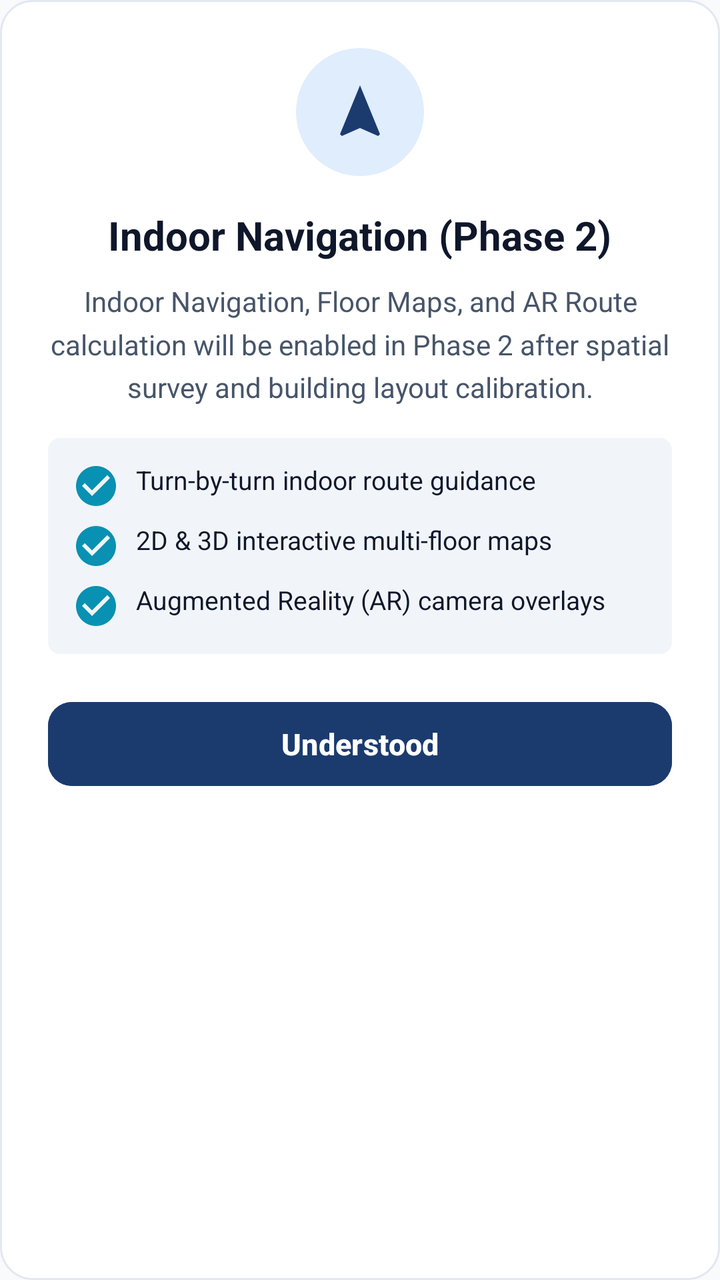
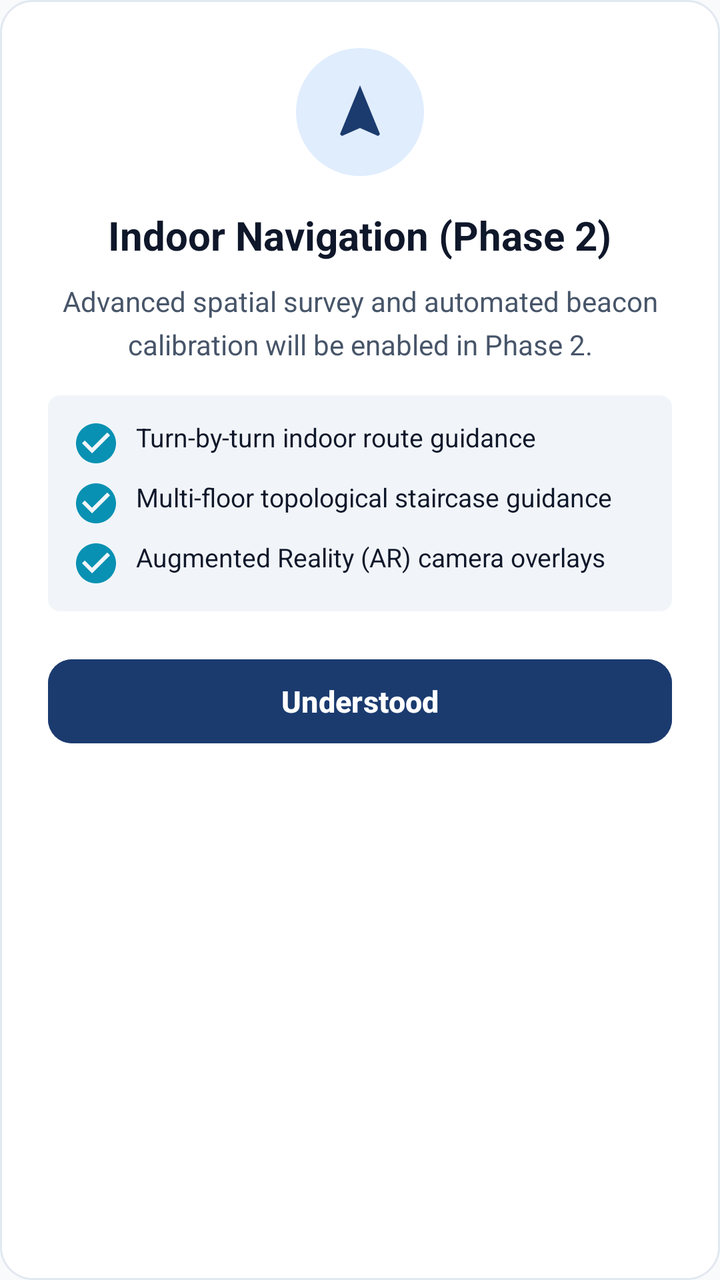

Screens rendered from an Android XML layout before and after an edit, with the pre-edit source and the edit as a unified diff.
<!-- AndroidManifest.xml: application theme Theme.ANVAY -->
<!-- res/layout/dialog_feature_placeholder.xml -->
<?xml version="1.0" encoding="utf-8"?>
<LinearLayout xmlns:android="http://schemas.android.com/apk/res/android"
    xmlns:app="http://schemas.android.com/apk/res-auto"
    android:layout_width="match_parent"
    android:layout_height="wrap_content"
    android:background="@drawable/bg_card_rounded"
    android:gravity="center_horizontal"
    android:orientation="vertical"
    android:padding="24dp">

    <ImageView
        android:id="@+id/ivPlaceholderIcon"
        android:layout_width="64dp"
        android:layout_height="64dp"
        android:background="@drawable/bg_circle_icon"
        android:backgroundTint="@color/primary_container"
        android:padding="16dp"
        android:src="@drawable/ic_navigation"
        app:tint="@color/primary" />

    <TextView
        android:id="@+id/tvPlaceholderTitle"
        android:layout_width="wrap_content"
        android:layout_height="wrap_content"
        android:layout_marginTop="16dp"
        android:text="Indoor Navigation (Phase 2)"
        android:textAlignment="center"
        android:textColor="@color/text_primary"
        android:textSize="20sp"
        android:textStyle="bold" />

    <TextView
        android:id="@+id/tvPlaceholderMessage"
        android:layout_width="match_parent"
        android:layout_height="wrap_content"
        android:layout_marginTop="10dp"
        android:lineSpacingMultiplier="1.3"
        android:text="@string/phase2_navigation_notice"
        android:textAlignment="center"
        android:textColor="@color/text_secondary"
        android:textSize="14sp" />

    
    <LinearLayout
        android:layout_width="match_parent"
        android:layout_height="wrap_content"
        android:layout_marginTop="16dp"
        android:background="@drawable/bg_badge_rounded"
        android:backgroundTint="@color/surface_variant"
        android:orientation="vertical"
        android:padding="12dp">

        <TextView
            android:layout_width="match_parent"
            android:layout_height="wrap_content"
            android:drawableStart="@drawable/ic_check_circle"
            android:drawablePadding="8dp"
            android:drawableTint="@color/secondary"
            android:text="Turn-by-turn indoor route guidance"
            android:textColor="@color/text_primary"
            android:textSize="13sp" />

        <TextView
            android:layout_width="match_parent"
            android:layout_height="wrap_content"
            android:layout_marginTop="6dp"
            android:drawableStart="@drawable/ic_check_circle"
            android:drawablePadding="8dp"
            android:drawableTint="@color/secondary"
            android:text="2D &amp; 3D interactive multi-floor maps"
            android:textColor="@color/text_primary"
            android:textSize="13sp" />

        <TextView
            android:layout_width="match_parent"
            android:layout_height="wrap_content"
            android:layout_marginTop="6dp"
            android:drawableStart="@drawable/ic_check_circle"
            android:drawablePadding="8dp"
            android:drawableTint="@color/secondary"
            android:text="Augmented Reality (AR) camera overlays"
            android:textColor="@color/text_primary"
            android:textSize="13sp" />

    </LinearLayout>

    <com.google.android.material.button.MaterialButton
        android:id="@+id/btnPlaceholderDismiss"
        android:layout_width="match_parent"
        android:layout_height="50dp"
        android:layout_marginTop="20dp"
        android:backgroundTint="@color/primary"
        android:text="@string/understood"
        android:textAllCaps="false"
        android:textColor="@color/on_primary"
        android:textSize="15sp"
        android:textStyle="bold"
        app:cornerRadius="12dp" />

</LinearLayout>
<!-- resources referenced by this layout -->
<resources>
  <color name="on_primary">#FFFFFF</color>
  <color name="primary">#1B3B6F</color>
  <color name="primary_container">#E0EDFD</color>
  <color name="secondary">#0891B2</color>
  <color name="surface_variant">#F1F5F9</color>
  <color name="text_primary">#0F172A</color>
  <color name="text_secondary">#475569</color>
  <!-- drawable bg_badge_rounded (drawable) -->
  <?xml version="1.0" encoding="utf-8"?>
  <shape xmlns:android="http://schemas.android.com/apk/res/android"
      android:shape="rectangle">
      <corners android:radius="6dp" />
      <solid android:color="@color/primary_container" />
  </shape>
  <!-- drawable bg_card_rounded (drawable) -->
  <?xml version="1.0" encoding="utf-8"?>
  <shape xmlns:android="http://schemas.android.com/apk/res/android"
      android:shape="rectangle">
      <solid android:color="@color/surface" />
      <corners android:radius="16dp" />
      <stroke
          android:width="1dp"
          android:color="@color/divider" />
  </shape>
  <!-- drawable bg_circle_icon (drawable) -->
  <?xml version="1.0" encoding="utf-8"?>
  <shape xmlns:android="http://schemas.android.com/apk/res/android"
      android:shape="oval">
      <solid android:color="@color/primary_container" />
  </shape>
  <!-- drawable ic_check_circle (drawable) -->
  <vector xmlns:android="http://schemas.android.com/apk/res/android"
      android:width="24dp"
      android:height="24dp"
      android:viewportWidth="24"
      android:viewportHeight="24">
    <path
        android:fillColor="@color/success_green"
        android:pathData="M12,2C6.48,2 2,6.48 2,12s4.48,10 10,10 10,-4.48 10,-10S17.52,2 12,2zm-2,15l-5,-5 1.41,-1.41L10,14.17l7.59,-7.59L19,8l-9,9z"/>
  </vector>
  <!-- drawable ic_navigation (drawable) -->
  <vector xmlns:android="http://schemas.android.com/apk/res/android"
      android:width="24dp"
      android:height="24dp"
      android:viewportWidth="24"
      android:viewportHeight="24">
    <path
        android:fillColor="@color/primary"
        android:pathData="M12,2L4.5,20.29l0.71,0.71L12,18l6.79,3 0.71,-0.71z"/>
  </vector>
  <string name="phase2_navigation_notice">Indoor Navigation, Floor Maps, and AR Route calculation will be enabled in Phase 2 after spatial survey and building layout calibration.</string>
  <string name="understood">Understood</string>
  <style name="Theme.ANVAY" parent="Theme.Material3.Light.NoActionBar">
          
          <item name="colorPrimary">@color/primary</item>
          <item name="colorPrimaryVariant">@color/primary_dark</item>
          <item name="colorOnPrimary">@color/on_primary</item>
          
          <item name="colorSecondary">@color/secondary</item>
          <item name="colorSecondaryVariant">@color/secondary_dark</item>
          <item name="colorOnSecondary">@color/on_secondary</item>
          
          <item name="android:statusBarColor">@color/primary_dark</item>
          <item name="android:windowLightStatusBar" tools:targetApi="m">false</item>
          
          <item name="android:windowBackground">@color/background</item>
          <item name="colorSurface">@color/surface</item>
          <item name="colorOnSurface">@color/text_primary</item>
      </style>
  <color name="surface">#FFFFFF</color>
  <color name="divider">#E2E8F0</color>
  <color name="success_green">#10B981</color>
  <color name="primary_dark">#0B192C</color>
  <color name="secondary_dark">#0E7490</color>
  <color name="on_secondary">#FFFFFF</color>
  <color name="background">#F8FAFC</color>
</resources>

<!-- the commit's change to res/layout/dialog_feature_placeholder.xml (unified diff, before → after) -->
@@ -67,7 +67,7 @@
             android:drawableStart="@drawable/ic_check_circle"
             android:drawablePadding="8dp"
             android:drawableTint="@color/secondary"
-            android:text="2D &amp; 3D interactive multi-floor maps"
+            android:text="Multi-floor topological staircase guidance"
             android:textColor="@color/text_primary"
             android:textSize="13sp" />
 
<!-- resource entries referenced after the edit -->
@@ -50,7 +50,7 @@
         android:fillColor="@color/primary"
         android:pathData="M12,2L4.5,20.29l0.71,0.71L12,18l6.79,3 0.71,-0.71z"/>
   </vector>
-  <string name="phase2_navigation_notice">Indoor Navigation, Floor Maps, and AR Route calculation will be enabled in Phase 2 after spatial survey and building layout calibration.</string>
+  <string name="phase2_navigation_notice">Advanced spatial survey and automated beacon calibration will be enabled in Phase 2.</string>
   <string name="understood">Understood</string>
   <style name="Theme.ANVAY" parent="Theme.Material3.Light.NoActionBar">
           
